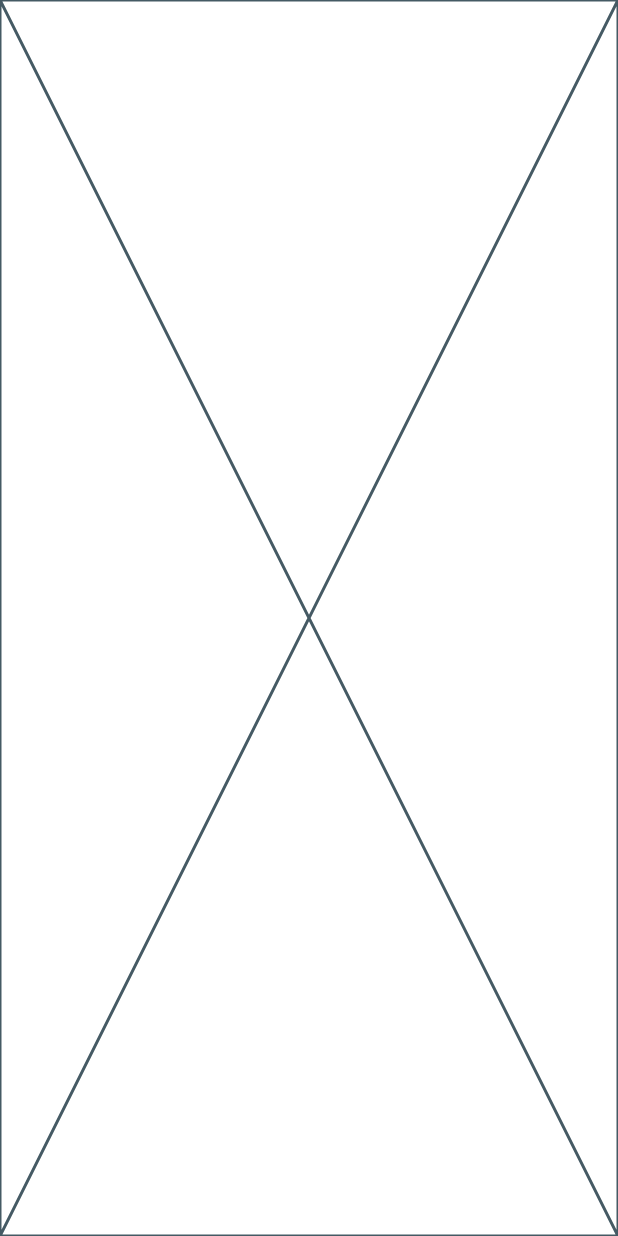
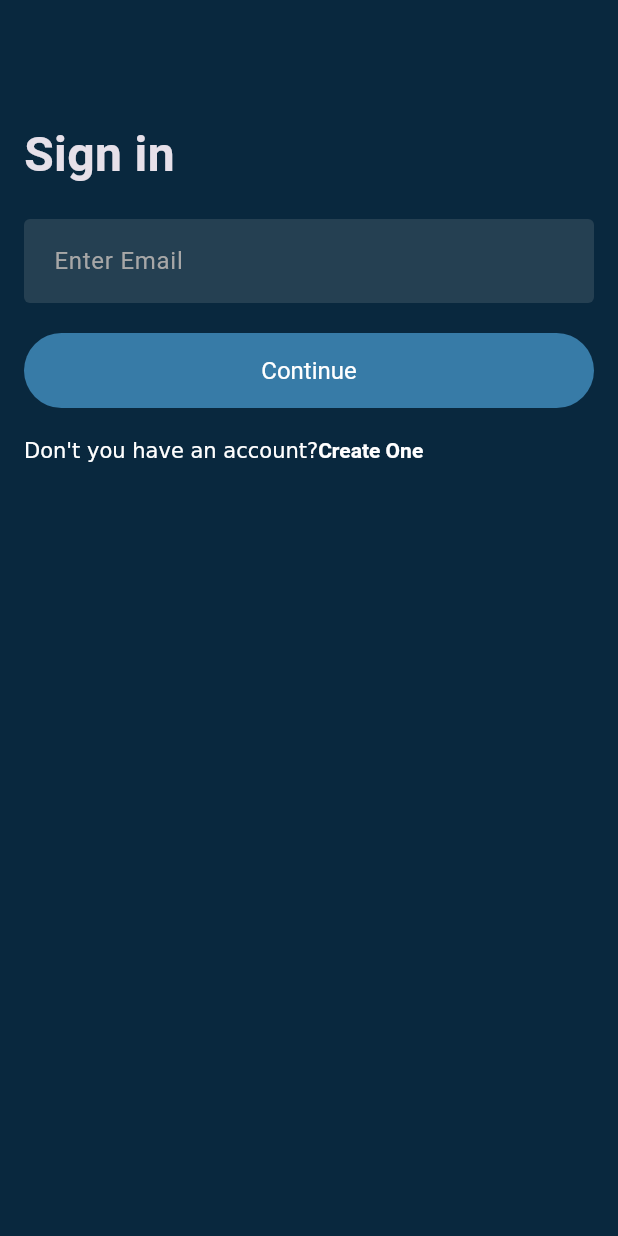
Before and after one commit to NavodyaD/sneakersmark, a Flutter app: the screen it shows after launch, on a phone screen of 412 x 824 dp. Run offline on Flutter 3.47's test engine with Material 3 defaults, Android fonts, the phone set to English and light mode, and no system bars; our stand-ins replace flutter_bloc; Roboto replaces fonts that are missing (CircularStd).

Commit message:
Signin Pages
Signin Page / Enter Password Page

```diff
--- /dev/null
+++ b/lib/common/helper/navigator/app_navigator.dart
@@ -0,0 +1,11 @@
+
+
+import 'package:flutter/material.dart';
+
+class AppNavigator {
+  static void pushReplacement(BuildContext context,Widget widget) {
+    Navigator.pushReplacement(context,
+        MaterialPageRoute(builder: (context) => widget)
+    );
+  }
+}
--- /dev/null
+++ b/lib/common/widgets/button/basic_app_button.dart
@@ -0,0 +1,37 @@
+import 'package:flutter/material.dart';
+
+class BasicAppButton extends StatelessWidget {
+  final VoidCallback onPressed;
+  final String title;
+  final Widget ? content;
+  final double ? height;
+  final double ? width;
+  const BasicAppButton({
+    required this.onPressed,
+    this.title = '',
+    this.height,
+    this.width,
+    this.content,
+    super.key
+  });
+
+  @override
+  Widget build(BuildContext context) {
+    return ElevatedButton(
+        onPressed: onPressed,
+        style: ElevatedButton.styleFrom(
+          minimumSize: Size(
+              width ?? MediaQuery.of(context).size.width,
+              height ?? 50
+          ),
+        ),
+        child: content ?? Text(
+          title,
+          style: const TextStyle(
+              color: Colors.white,
+              fontWeight: FontWeight.w400
+          ),
+        )
+    );
+  }
+}
--- a/lib/core/configs/theme/app_colors.dart
+++ b/lib/core/configs/theme/app_colors.dart
@@ -1,7 +1,7 @@
 import 'package:flutter/material.dart';
 
 class AppColors {
-  static const primary = Colors.blue;
-  static const background = Colors.white;
-  static const secondBackground = Colors.grey;
+  static const primary = Color(0xff377ba7);
+  static const background = Color(0xff09283e);
+  static const secondBackground = Color(0x6650636f);
 }
--- a/lib/presentation/auth/pages/signin.dart
+++ b/lib/presentation/auth/pages/signin.dart
@@ -1,10 +1,76 @@
+import 'package:flutter/gestures.dart';
 import 'package:flutter/material.dart';
+import 'package:sneakersmark/common/helper/navigator/app_navigator.dart';
+import 'package:sneakersmark/common/widgets/button/basic_app_button.dart';
+import 'package:sneakersmark/presentation/auth/pages/enter_password.dart';
 
 class SigninPage extends StatelessWidget {
   const SigninPage({super.key});
 
   @override
   Widget build(BuildContext context) {
-    return const Placeholder();
+    return Scaffold(
+      body: Padding(
+        padding: const EdgeInsets.symmetric(
+          horizontal: 16,
+          vertical: 80,
+        ),
+        child: Column(
+          crossAxisAlignment: CrossAxisAlignment.start,
+          children: [
+            _signinText(context),
+            const SizedBox(height: 20,),
+            _emailField(context),
+            const SizedBox(height: 20,),
+            _continueButton(context),
+            const SizedBox(height: 20,),
+            _createAccount(context),
+          ],
+        ),
+      ),
+    );
+  }
+
+  Widget _signinText(BuildContext context) {
+    return const Text('Sign in', style: TextStyle(
+      fontSize: 32, fontWeight: FontWeight.bold
+    ),);
+  }
+
+  Widget _emailField(BuildContext context) {
+    return const TextField(
+      decoration: InputDecoration(
+        hintText: 'Enter Email',
+      ),
+    );
+  }
+
+  Widget _continueButton(BuildContext context) {
+    return BasicAppButton(onPressed: () {
+      AppNavigator.pushReplacement(context, const EnterPasswordPage()
+      );
+    },
+    title: 'Continue',);
+  }
+
+  Widget _createAccount(BuildContext context) {
+    return RichText(
+      text: TextSpan(
+        children: [
+          const TextSpan(
+            text: "Don't you have an account?"
+          ),
+          TextSpan(
+              text: 'Create One',
+            recognizer: TapGestureRecognizer()..onTap = () {
+
+            },
+            style: const TextStyle(
+              fontWeight: FontWeight.bold,
+            )
+          )
+        ]
+      ),
+    );
   }
 }
```
Also changed, not shown: lib/presentation/auth/pages/enter_password.dart (added, +71 -0 lines).
